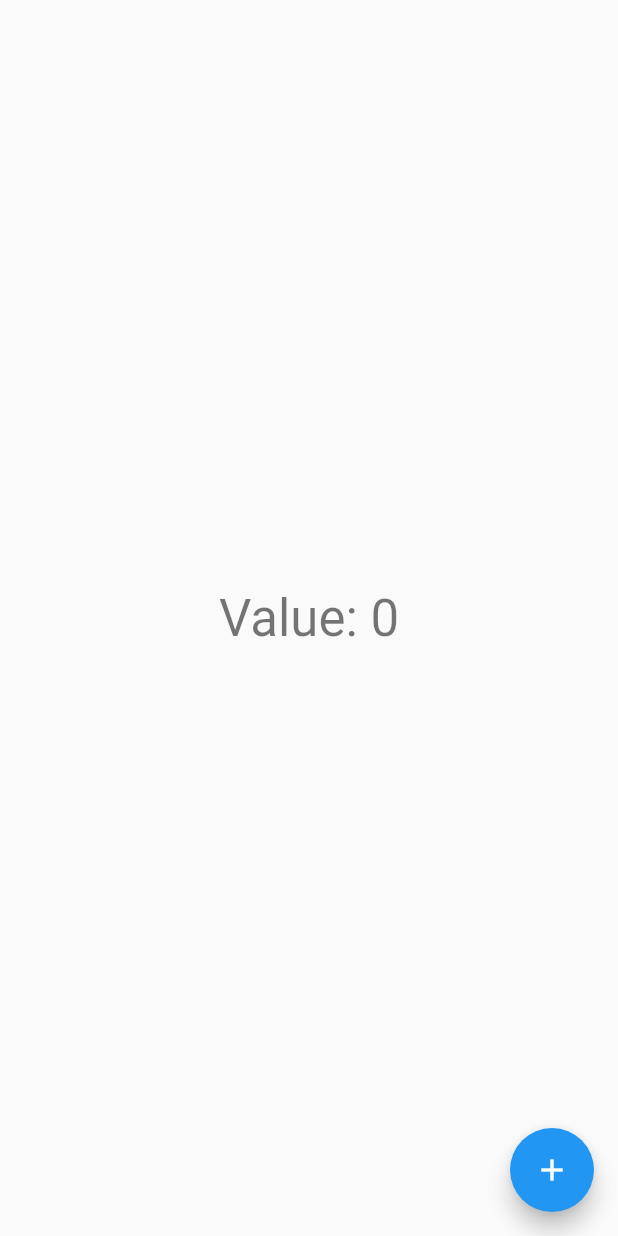
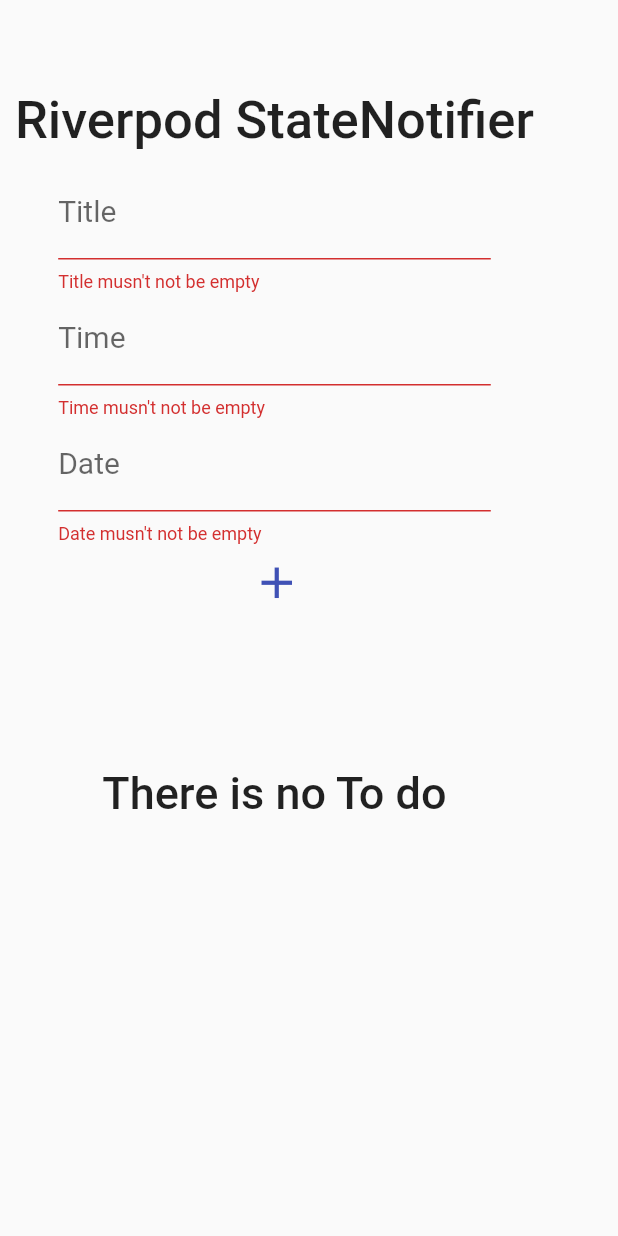
Before and after one commit to K7alid/todo_app, a Flutter app: the screen it shows after launch, after a tap on the "add" icon, on a phone screen of 412 x 824 dp. Run offline on Flutter 3.47's test engine with Material 2 defaults, Android fonts, the phone set to English and light mode, and no system bars; our stand-ins replace flutter_riverpod, freezed_annotation, sizer.

Commit message:
after editing and using Riverpod state notifier

```diff
--- /dev/null
+++ b/lib/application/todo_event.dart
@@ -0,0 +1,22 @@
+import 'package:freezed_annotation/freezed_annotation.dart';
+
+part 'todo_event.freezed.dart';
+
+@freezed
+class TodoEvent with _$TodoEvent {
+  const factory TodoEvent.todoTitleChanged({
+    required String title,
+    required String date,
+    required String time,
+
+
+  }) =
+  TodoTitleChanged;
+
+  const factory TodoEvent.todoStatusChanged({required String todoId}) =
+  TodoStatusChanged;
+
+  const factory TodoEvent.addTodo() = AddTodo;
+
+  const factory TodoEvent.removeTodo({required String todoId}) = RemoveTodo;
+}
--- /dev/null
+++ b/lib/application/todo_notifier.dart
@@ -0,0 +1,65 @@
+import 'package:flutter_riverpod/flutter_riverpod.dart';
+import 'package:todo_app/application/todo_event.dart';
+import 'package:todo_app/application/todo_state.dart';
+import 'package:todo_app/model/task_model.dart';
+import 'package:uuid/uuid.dart';
+
+class TodoNotifier extends StateNotifier<TodoState> {
+  TodoNotifier() : super(TodoState.empty());
+
+  final uuid = const Uuid();
+
+  mapEventsToStates(TodoEvent event) async {
+    return event.map(
+      todoTitleChanged: (todoTitleChangedEvent) {
+        state = state.copyWith(
+          todo: TaskModel(
+            id: state.todo.id,
+            time: todoTitleChangedEvent.time.trimLeft(),
+            date: todoTitleChangedEvent.date.trimLeft(),
+            title: todoTitleChangedEvent.title.trimLeft(),
+            isTodoCompleted: false,
+          ),
+        );
+      },
+      todoStatusChanged: (todoStatusChangedEvent) {
+        final selectedTodo = state.todoList
+            .where((element) => element.id == todoStatusChangedEvent.todoId)
+            .single;
+        final todolist = [...state.todoList];
+
+        todolist[todolist
+                .indexWhere((element) => element.id == selectedTodo.id)] =
+            TaskModel(
+                time: selectedTodo.time,
+                date: selectedTodo.date,
+                id: selectedTodo.id,
+                title: selectedTodo.title,
+                isTodoCompleted: !selectedTodo.isTodoCompleted);
+
+        state = state.copyWith(todoList: todolist);
+      },
+      addTodo: (addTodoEvent) {
+        final List<TaskModel> todoList = [...state.todoList];
+        todoList.add(
+          TaskModel(
+            time: state.todo.time,
+            date: state.todo.date,
+            id: uuid.v1(),
+            title: state.todo.title,
+            isTodoCompleted: false,
+          ),
+        );
+        state = state.copyWith(todoList: todoList);
+      },
+      removeTodo: (removeTodoEvent) {
+        final List<TaskModel> todoList = [...state.todoList];
+        final todoId = removeTodoEvent.todoId;
+
+        todoList.removeWhere((element) => element.id == todoId);
+
+        state = state.copyWith(todoList: todoList);
+      },
+    );
+  }
+}
--- a/lib/main.dart
+++ b/lib/main.dart
@@ -1,50 +1,26 @@
 import 'package:flutter/material.dart';
 import 'package:flutter_riverpod/flutter_riverpod.dart';
-import 'package:todo_app/tasks_screen/model/task_model.dart';
+import 'package:sizer/sizer.dart';
+import 'package:todo_app/presentaion/pages/home_widget.dart';
+
 void main() {
-  runApp(ProviderScope(
-    child: MyApp(),
-  ));
+  runApp(
+    const ProviderScope(
+      child: MyApp(),
+    ),
+  );
 }
 
 class MyApp extends StatelessWidget {
   const MyApp({Key? key}) : super(key: key);
 
-  // This widget is the root of your application.
   @override
   Widget build(BuildContext context) {
-    return MaterialApp(
-      title: 'Flutter Demo',
-      theme: ThemeData(
-
-        primarySwatch: Colors.blue,
-      ),
-      home:  MyHomePage(),
-    );
+    return Sizer(builder: (context, orientation, deviceType) {
+      return MaterialApp(
+        debugShowCheckedModeBanner: false,
+        home: HomePage(),
+      );
+    });
   }
 }
-final counterStateProvider = StateProvider<List<String>>((ref) {
-  return [];
-});
-
-class MyHomePage extends ConsumerWidget {
-  @override
-  Widget build(BuildContext context, WidgetRef ref) {
-    final counter = ref.watch(counterStateProvider).length;
-    return Scaffold(
-      body: Center(
-          child:  Text(
-            'Value: $counter',
-            style: Theme.of(context).textTheme.headlineMedium,
-          )
-      ),
-        floatingActionButton: FloatingActionButton(
-          // access the provider via ref.read(), then increment its state.
-          onPressed: () {
-            ref.read(counterStateProvider.notifier).state.add('List');
-          },
-          child: const Icon(Icons.add),
-        ),
-    );
-  }
-}
--- /dev/null
+++ b/lib/model/task_model.dart
@@ -0,0 +1,28 @@
+import 'package:freezed_annotation/freezed_annotation.dart';
+
+part 'task_model.freezed.dart';
+part 'task_model.g.dart';
+
+@freezed
+class TaskModel with _$TaskModel {
+  const factory TaskModel({
+    required String title,
+    required String time,
+    required String date,
+    required String id,
+    required bool isTodoCompleted,
+  }) = _TaskModel;
+
+  const TaskModel._();
+
+  factory TaskModel.empty() => const TaskModel(
+        date: '',
+        time: '',
+        id: "",
+        title: "",
+        isTodoCompleted: false,
+      );
+
+  factory TaskModel.fromJson(Map<String, dynamic> json) =>
+      _$TaskModelFromJson(json);
+}
--- /dev/null
+++ b/lib/presentaion/pages/home_widget.dart
@@ -0,0 +1,42 @@
+import 'package:flutter/material.dart';
+import 'package:flutter_riverpod/flutter_riverpod.dart';
+import 'package:todo_app/model/task_model.dart';
+import 'package:todo_app/presentaion/pages/widgets/todo_action_part.dart';
+import 'package:todo_app/presentaion/pages/widgets/todos_part.dart';
+import 'package:todo_app/providers/todo_provider.dart';
+
+class HomePage extends ConsumerWidget {
+  const HomePage({Key? key}) : super(key: key);
+
+  @override
+  Widget build(BuildContext context, WidgetRef ref) {
+    final todoList =
+        ref.watch(todoNotifierProvider.select((state) => state.todoList));
+    final reversedTodoList = List<TaskModel>.from(todoList.reversed);
+
+    return Scaffold(
+      body: Padding(
+        padding: const EdgeInsets.only(top: 50),
+        child: SingleChildScrollView(
+          child: Column(
+            children: [
+              Padding(
+                padding: EdgeInsets.all(10),
+                child: Text(
+                  'Riverpod StateNotifier',
+                  style: TextStyle(
+                    fontSize: 35,
+                    fontWeight: FontWeight.w500,
+                  ),
+                  textAlign: TextAlign.center,
+                ),
+              ),
+              TodosActionPart(),
+              TodosPart(todoList: reversedTodoList),
+            ],
+          ),
+        ),
+      ),
+    );
+  }
+}
--- /dev/null
+++ b/lib/presentaion/pages/widgets/todo_action_part.dart
@@ -0,0 +1,125 @@
+import 'package:flutter/material.dart';
+import 'package:flutter_riverpod/flutter_riverpod.dart';
+import 'package:intl/intl.dart';
+import 'package:sizer/sizer.dart';
+import 'package:todo_app/application/todo_event.dart';
+import 'package:todo_app/providers/todo_provider.dart';
+
+class TodosActionPart extends ConsumerWidget {
+  TodosActionPart({
+    Key? key,
+  }) : super(key: key);
+  var formKey = GlobalKey<FormState>();
+  final titleController = TextEditingController();
+  final dateController = TextEditingController();
+  final timeController = TextEditingController();
+
+  @override
+  Widget build(BuildContext context, WidgetRef ref) {
+    return Form(
+      key: formKey,
+      child: Column(
+        mainAxisAlignment: MainAxisAlignment.center,
+        children: [
+          SizedBox(
+            width: 70.w,
+            child: TextFormField(
+              validator: (value) {
+                if (value!.isEmpty) {
+                  return 'Title musn\'t not be empty';
+                }
+                return null;
+              },
+              controller: titleController,
+              decoration: const InputDecoration(
+                labelText: 'Title',
+                labelStyle: TextStyle(fontSize: 20),
+              ),
+              autocorrect: false,
+            ),
+          ),
+          SizedBox(
+            width: 70.w,
+            child: TextFormField(
+              controller: timeController,
+              decoration: const InputDecoration(
+                labelText: 'Time',
+                labelStyle: TextStyle(fontSize: 20),
+              ),
+              autocorrect: false,
+              validator: (value) {
+                if (value!.isEmpty) {
+                  return 'Time musn\'t not be empty';
+                }
+                return null;
+              },
+              onTap: () {
+                showTimePicker(
+                  context: context,
+                  initialTime: TimeOfDay.now(),
+                ).then((value) {
+                  timeController.text = value!.format(context).toString();
+                });
+              },
+            ),
+          ),
+          SizedBox(
+            width: 70.w,
+            child: TextFormField(
+              onTap: () {
+                showDatePicker(
+                  context: context,
+                  initialDate: DateTime.now(),
+                  firstDate: DateTime.now(),
+                  lastDate: DateTime.now().add(
+                    const Duration(
+                      days: 100,
+                    ),
+                  ),
+                ).then((value) {
+                  dateController.text = DateFormat.yMMMd().format(value!);
+                });
+              },
+              validator: (value) {
+                if (value!.isEmpty) {
+                  return 'Date musn\'t not be empty';
+                }
+                return null;
+              },
+              controller: dateController,
+              decoration: const InputDecoration(
+                labelText: 'Date',
+                labelStyle: TextStyle(fontSize: 20),
+              ),
+              autocorrect: false,
+            ),
+          ),
+          IconButton(
+            onPressed: () {
+              if (formKey.currentState!.validate()) {
+                ref.read(todoNotifierProvider.notifier).mapEventsToStates(
+                      TodoTitleChanged(
+                        title: titleController.value.text,
+                        date: dateController.value.text,
+                        time: timeController.text,
+                      ),
+                    );
+                ref.read(todoNotifierProvider.notifier).mapEventsToStates(
+                      const AddTodo(),
+                    );
+                titleController.clear();
+                dateController.clear();
+                timeController.clear();
+              }
+            },
+            icon: const Icon(
+              Icons.add,
+              color: Colors.indigo,
+              size: 35,
+            ),
+          )
+        ],
+      ),
+    );
+  }
+}
--- /dev/null
+++ b/lib/presentaion/pages/widgets/todos_part.dart
@@ -0,0 +1,99 @@
+import 'package:flutter/material.dart';
+import 'package:flutter_riverpod/flutter_riverpod.dart';
+import 'package:sizer/sizer.dart';
+import 'package:todo_app/application/todo_event.dart';
+import 'package:todo_app/model/task_model.dart';
+import 'package:todo_app/providers/todo_provider.dart';
+
+class TodosPart extends ConsumerWidget {
+  const TodosPart({
+    Key? key,
+    required this.todoList,
+  }) : super(key: key);
+
+  final List<TaskModel> todoList;
+
+  @override
+  Widget build(BuildContext context, WidgetRef ref) {
+    return todoList.isEmpty
+        ? const Padding(
+            padding: EdgeInsets.only(top: 100),
+            child: Text(
+              "There is no To do",
+              style: TextStyle(fontSize: 30, fontWeight: FontWeight.w500),
+            ),
+          )
+        : Container(
+            padding: const EdgeInsets.symmetric(horizontal: 50),
+            width: 100.w,
+            height: 100.h,
+            child: ListView.builder(
+              itemCount: todoList.length,
+              itemBuilder: (BuildContext context, int index) {
+                return Container(
+                  margin: const EdgeInsets.symmetric(vertical: 10),
+                  width: 100.w,
+                  height: 100,
+                  decoration: const BoxDecoration(
+                    color: Colors.indigo,
+                    borderRadius: BorderRadius.all(
+                      Radius.circular(20),
+                    ),
+                  ),
+                  child: Row(
+                    mainAxisAlignment: MainAxisAlignment.spaceBetween,
+                    children: [
+                      Checkbox(
+                        checkColor: Colors.black,
+                        fillColor: MaterialStateProperty.all(Colors.white),
+                        value: todoList[index].isTodoCompleted,
+                        onChanged: (isTodoCompleted) {
+                          ref
+                              .read(todoNotifierProvider.notifier)
+                              .mapEventsToStates(
+                                TodoStatusChanged(todoId: todoList[index].id),
+                              );
+                        },
+                      ),
+                      Column(
+                        crossAxisAlignment: CrossAxisAlignment.center,
+                        children: [
+                          Text(
+                            todoList[index].title,
+                            style: const TextStyle(
+                                fontSize: 25, color: Colors.white),
+                          ),
+                          Text(
+                            todoList[index].time,
+                            style: const TextStyle(
+                                fontSize: 25, color: Colors.white),
+                          ),
+                          Text(
+                            todoList[index].date,
+                            style: const TextStyle(
+                                fontSize: 25, color: Colors.white),
+                          ),
+                        ],
+                      ),
+                      IconButton(
+                        onPressed: () {
+                          ref
+                              .read(todoNotifierProvider.notifier)
+                              .mapEventsToStates(
+                                RemoveTodo(
+                                  todoId: todoList[index].id,
+                                ),
+                              );
+                        },
+                        icon: const Icon(
+                          Icons.delete,
+                        ),
+                      ),
+                    ],
+                  ),
+                );
+              },
+            ),
+          );
+  }
+}
--- /dev/null
+++ b/lib/providers/todo_provider.dart
@@ -0,0 +1,9 @@
+import 'package:flutter_riverpod/flutter_riverpod.dart';
+import 'package:todo_app/application/todo_notifier.dart';
+import 'package:todo_app/application/todo_state.dart';
+
+final todoNotifierProvider = StateNotifierProvider<TodoNotifier, TodoState>(
+  (ref) {
+    return TodoNotifier();
+  },
+);
--- a/lib/tasks_screen/providers.dart
+++ /dev/null
@@ -1,2 +0,0 @@
-import 'package:riverpod/riverpod.dart';
-import 'package:todo_app/tasks_screen/model/task_model.dart';
```
Also changed, not shown: lib/application/todo_state.dart (added, +19 -0 lines), lib/shared/components.dart (deleted, +0 -50 lines), lib/tasks_screen/model/task_model.dart (deleted, +0 -16 lines), lib/tasks_screen/screen/tasks_screen.dart (deleted, +0 -181 lines), pubspec.yaml (+6 -4 lines), lib/application/todo_event.freezed.dart (added), lib/application/todo_state.freezed.dart (added), lib/model/task_model.freezed.dart, lib/model/task_model.g.dart, pubspec.lock, 1 other file.
